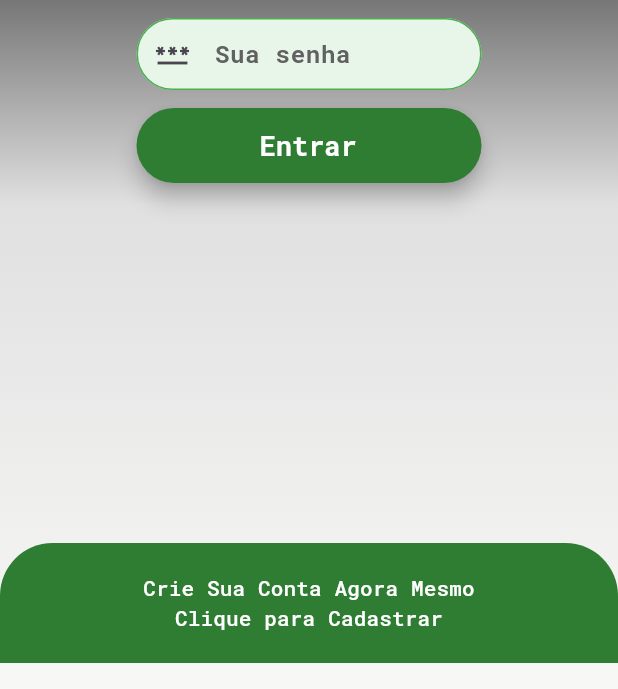
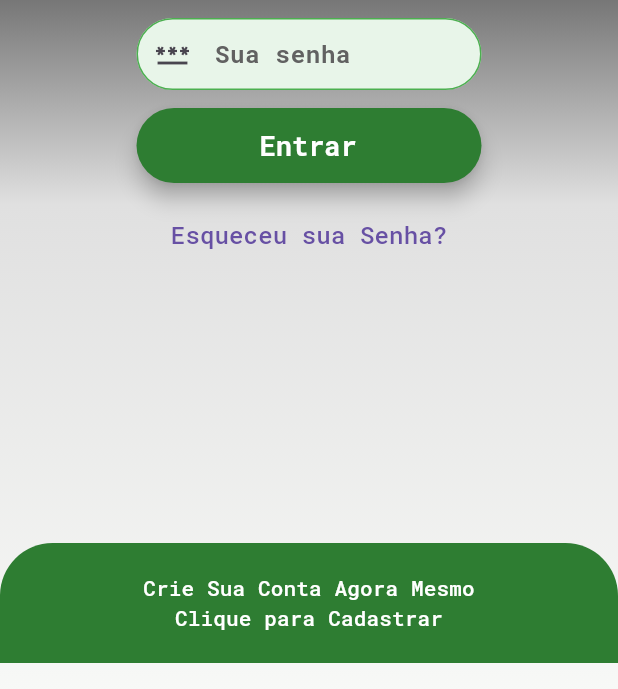
Before and after one commit to GuustavoPetry/marketool_finance, a Flutter app: the screen it shows after launch, on a phone screen of 412 x 824 dp, the part 537-1226 px from its top. Run offline on Flutter 3.47's test engine with Material 3 defaults, Android fonts, the light colour scheme and no system bars; our stand-ins replace fl_chart; missing offline and left inert: file_selector.

Commit message:
Botão Esqueci minha Senha

```diff
--- a/lib/src/views/login_view.dart
+++ b/lib/src/views/login_view.dart
@@ -191,6 +191,17 @@ class _LoginViewState extends State<LoginView> with WidgetsBindingObserver {
                         label: _loading ? "Validando..." : "Entrar",
                       ),
                       const SizedBox(height: 10),
+                      TextButton(
+                        onPressed: () {},
+                        child: Text(
+                          "Esqueceu sua Senha?",
+                          style: TextStyle(
+                            fontSize: 16,
+                            fontFamily: "RobotoMono",
+                            fontWeight: FontWeight.w500,
+                          ),
+                        ),
+                      ),
                     ],
                   ),
                 ),
```
